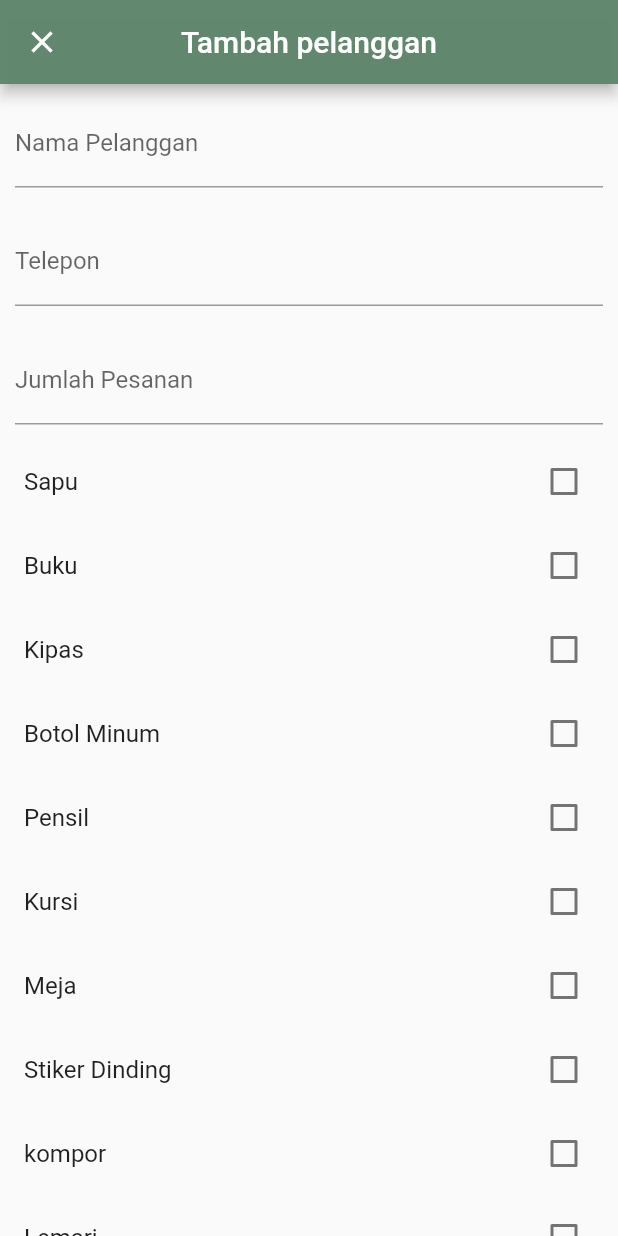
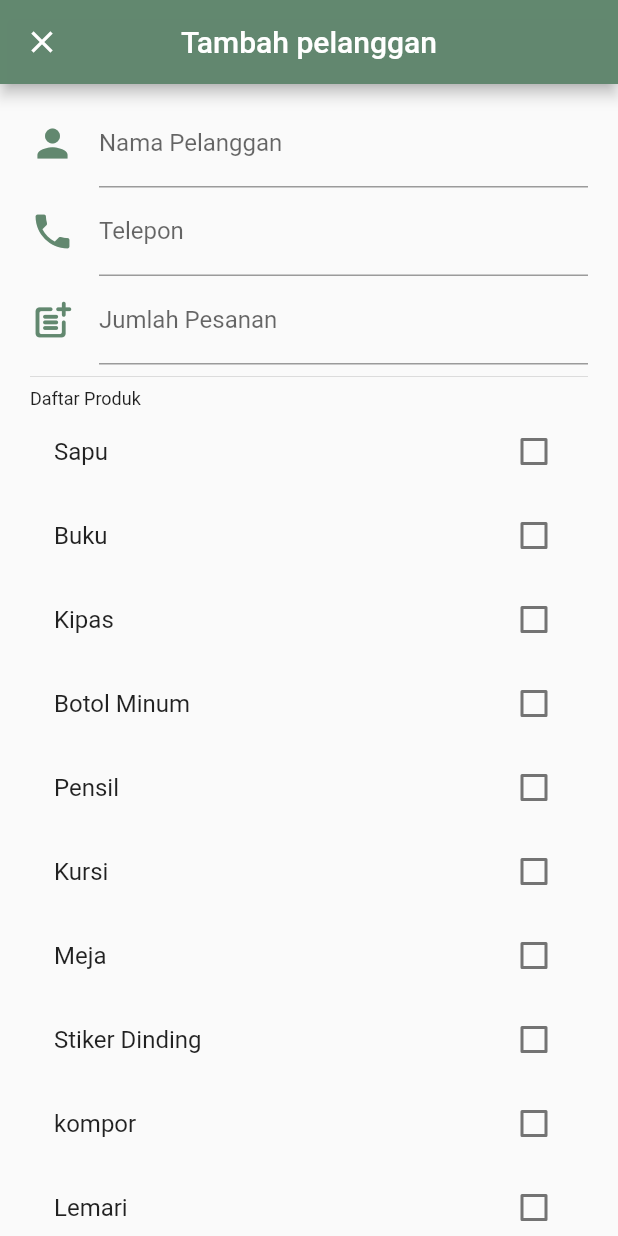
Before and after one commit to aadeeee/Proyek-mobile, a Flutter app: the MyCustomerList screen opened directly, after a tap on the "add" icon, on a phone screen of 412 x 824 dp. Run offline on Flutter 3.47's test engine with Material 2 defaults, Android fonts, the phone set to English and light mode, and no system bars; our stand-ins replace carousel_slider, google_fonts.

Commit message:
update FAB tambah pelanggan

```diff
--- a/lib/component/Pelanggan/Customer.dart
+++ b/lib/component/Pelanggan/Customer.dart
@@ -54,10 +54,13 @@ class _MyCustomerListState extends State<MyCustomerList> {
                     Padding(
                       padding: const EdgeInsets.all(8.0),
                       child: FilterChip(
-                        label: const Row(
+                        label: Row(
                           children: [
                             Text("Pembelian "),
-                            Icon(Icons.arrow_upward),
+                            Icon(
+                              Icons.arrow_upward,
+                              size: 20,
+                            ),
                           ],
                         ),
                         selected: prov.getCountOrder,
@@ -68,10 +71,13 @@ class _MyCustomerListState extends State<MyCustomerList> {
                       ),
                     ),
                     FilterChip(
-                      label: const Row(
+                      label: Row(
                         children: [
                           Text("Pembelian"),
-                          Icon(Icons.arrow_downward)
+                          Icon(
+                            Icons.arrow_downward,
+                            size: 20,
+                          )
                         ],
                       ),
                       selected: prov.getTopBuy,
@@ -90,7 +96,9 @@ class _MyCustomerListState extends State<MyCustomerList> {
                       Navigator.push(
                         context,
                         MaterialPageRoute(
-                          builder: (context) => MyDetailCustomer(customer: prov.getTopBuyers()[i],),
+                          builder: (context) => MyDetailCustomer(
+                            customer: prov.getTopBuyers()[i],
+                          ),
                         ),
                       );
                     },
@@ -119,7 +127,9 @@ class _MyCustomerListState extends State<MyCustomerList> {
                       Navigator.push(
                         context,
                         MaterialPageRoute(
-                          builder: (context) => MyDetailCustomer(customer: prov.getFrequentShoppers()[i],),
+                          builder: (context) => MyDetailCustomer(
+                            customer: prov.getFrequentShoppers()[i],
+                          ),
                         ),
                       );
                     },
@@ -156,9 +166,14 @@ class _MyCustomerListState extends State<MyCustomerList> {
                         ),
                       );
                     },
-                    leading: const CircleAvatar(
-                      backgroundColor: primaryColor,
-                      child: Icon(Icons.person),
+                    leading: Padding(
+                      padding: const EdgeInsets.only(bottom: 10.0),
+                      child: const CircleAvatar(
+                        backgroundColor: primaryColor,
+                        child: Icon(
+                          Icons.person,
+                        ),
+                      ),
                     ),
                     title:
                         Text("${prov.searchCustomers(searchText)[i]['name']}"),
--- a/lib/component/Pelanggan/detailCustomer.dart
+++ b/lib/component/Pelanggan/detailCustomer.dart
@@ -25,34 +25,39 @@ class _MyDetailCustomerState extends State<MyDetailCustomer> {
             crossAxisAlignment: CrossAxisAlignment.start,
             children: [
               Text(
-                'Nama Pelanggan: ${widget.customer['name']}',
-                style: const TextStyle(fontSize: 20),
-              ),
-              const SizedBox(height: 16),
-              Text(
-                'Jumlah Pesanan: ${widget.customer['order']}',
+                'Nama Pelanggan       : ${widget.customer['name']}',
                 style: const TextStyle(fontSize: 16),
               ),
               const SizedBox(height: 16),
               Text(
-                'Nomor Telepon: ${widget.customer['hp']}',
+                'Jumlah Pesanan        : ${widget.customer['order']}',
                 style: const TextStyle(fontSize: 16),
               ),
               const SizedBox(height: 16),
+              Text(
+                'Nomor Telepon           : ${widget.customer['hp']}',
+                style: const TextStyle(fontSize: 16),
+              ),
+              const SizedBox(height: 16),
+              Row(
+                crossAxisAlignment: CrossAxisAlignment.start,
+                children: [
                   const Text(
-                'Produk yang Dibeli:',
-                style: TextStyle(fontSize: 16),
+                    'Produk yang Dibeli     : ',
+                    style: TextStyle(fontSize: 16,height: 1.5),
                   ),
-              const SizedBox(height: 8),
+                  // const SizedBox(height: 8),
                   Column(
                     crossAxisAlignment: CrossAxisAlignment.start,
                     children: List.generate(
                       widget.customer['produk'].length,
                       (index) => Text(
-                    '- ${widget.customer['produk'][index]}',
-                    style: const TextStyle(fontSize: 16),
+                        ' - ${widget.customer['produk'][index]}',
+                        style: const TextStyle(fontSize: 16, height: 1.5),
                       ),
                     ),
+                  ),
+                ],
               ),
             ],
           ),
--- a/lib/component/Pelanggan/tambahPelanggan.dart
+++ b/lib/component/Pelanggan/tambahPelanggan.dart
@@ -45,45 +45,59 @@ class _AddCustomerDialogState extends State<AddCustomerDialog> {
           ),
         ),
         body: SingleChildScrollView(
+          padding: EdgeInsets.symmetric(horizontal: 20, vertical: 10),
           child: Column(
             children: [
-              Padding(
-                padding: const EdgeInsets.all(10.0),
-                child: TextField(
+              TextField(
                 controller: prov.nameController,
                 decoration: const InputDecoration(
+                  icon: Icon(Icons.person, color: primaryColor, size: 30),
                   labelText: 'Nama Pelanggan',
-
                 ),
               ),
-              ),
-              Padding(
-                padding: const EdgeInsets.all(10.0),
-                child: TextField(
+              TextField(
                 controller: prov.phoneController,
                 keyboardType: TextInputType.phone,
                 decoration: const InputDecoration(
+                  icon: Icon(Icons.phone, color: primaryColor, size: 30),
                   labelText: 'Telepon',
-
                 ),
               ),
-              ),
-              Padding(
-                padding: const EdgeInsets.all(10.0),
-                child: TextField(
+              TextField(
                 onChanged: _updateOrderQuantity,
                 keyboardType: TextInputType.number,
                 decoration: const InputDecoration(
+                  icon: Icon(
+                    Icons.post_add_rounded,
+                    color: primaryColor,
+                    size: 30,
+                  ),
                   labelText: 'Jumlah Pesanan',
                 ),
               ),
+              Divider(),
+              Row(
+                children: [
+                  Text(
+                    'Daftar Produk',
+                    style: TextStyle(
+                      fontSize: 12,
                     ),
+                  ),
+                ],
+              ),
+              SingleChildScrollView(
+
+                // controller: controller,
+                child: Column(
+                  children: [
                     ListView.builder(
                       shrinkWrap: true,
                       itemCount: prov.products.length,
                       itemBuilder: (context, index) {
                         final product = prov.products[index];
-                  final isProductSelected = _selectedProducts.contains(product);
+                        final isProductSelected =
+                            _selectedProducts.contains(product);
 
                         return CheckboxListTile(
                           activeColor: primaryColor,
@@ -101,16 +115,6 @@ class _AddCustomerDialogState extends State<AddCustomerDialog> {
                         );
                       },
                     ),
-              if (_selectedProducts.contains('Produk Lainnya'))
-                Padding(
-                  padding: const EdgeInsets.all(10.0),
-                  child: TextField(
-                    controller: _newProductController,
-                    decoration: const InputDecoration(
-                      labelText: 'Nama Produk Baru',
-                    ),
-                  ),
-                ),
                     CheckboxListTile(
                       activeColor: primaryColor,
                       title: const Text('Produk Lainnya'),
@@ -125,7 +129,23 @@ class _AddCustomerDialogState extends State<AddCustomerDialog> {
                         });
                       },
                     ),
-              ElevatedButton(
+                    if (_selectedProducts.contains('Produk Lainnya'))
+                      Padding(
+                        padding: const EdgeInsets.all(10.0),
+                        child: TextField(
+                          controller: _newProductController,
+                          decoration: const InputDecoration(
+                            labelText: 'Nama Produk Baru',
+                          ),
+                        ),
+                      ),
+                  ],
+                ),
+              ),
+              Padding(
+                padding: const EdgeInsets.symmetric(vertical: 20.0),
+                child: ElevatedButton(
+
                   onPressed: (_orderQuantity > 0 &&
                           prov.nameController.text.isNotEmpty &&
                           prov.phoneController.text.isNotEmpty &&
@@ -165,6 +185,7 @@ class _AddCustomerDialogState extends State<AddCustomerDialog> {
                     ),
                   ),
                 ),
+              ),
             ],
           ),
         ),
--- a/lib/component/Produk/detailsupply.dart
+++ b/lib/component/Produk/detailsupply.dart
@@ -39,7 +39,7 @@ class _ProdukPageState extends State<ProdukPage> {
       ),
       body: SingleChildScrollView(
         child: Column(
-          crossAxisAlignment: CrossAxisAlignment.start,
+          crossAxisAlignment: CrossAxisAlignment.center,
           children: <Widget>[
             const SizedBox(height: 10.0),
             Padding(
@@ -47,7 +47,7 @@ class _ProdukPageState extends State<ProdukPage> {
               child: Text(
                 data,
                 style:
-                    const TextStyle(fontSize: 15, fontWeight: FontWeight.bold),
+                    const TextStyle(fontSize: 25, fontWeight: FontWeight.bold, decoration: TextDecoration.underline),
               ),
             ),
             const SizedBox(height: 10.0),
@@ -67,8 +67,7 @@ class _ProdukPageState extends State<ProdukPage> {
                     vertical: 8.0,
                   ),
                   child: Card(
-                    elevation:
-                        2,
+                    elevation: 2,
                     shape: RoundedRectangleBorder(
                       borderRadius: BorderRadius.circular(20),
                     ),
@@ -78,17 +77,17 @@ class _ProdukPageState extends State<ProdukPage> {
                         crossAxisAlignment: CrossAxisAlignment.start,
                         children: [
                           Text(
-                            'Nama Produk: $namaProduk',
+                            'Nama Produk    : $namaProduk',
                             style: const TextStyle(fontWeight: FontWeight.bold),
                           ),
                           const SizedBox(height: 4.0),
-                          Text('Jumlah: $jumlahProduk'),
+                          Text('Jumlah               : $jumlahProduk'),
                           const SizedBox(height: 4.0),
                           Text(
-                              'Harga Satuan: Rp. ${rupiahFormat.format(hargaProduk)}'),
+                              'Harga Satuan    : Rp. ${rupiahFormat.format(hargaProduk)}'),
                           const SizedBox(height: 4.0),
                           Text(
-                              'Subtotal: Rp. ${rupiahFormat.format(subtotal)}'),
+                              'Subtotal              : Rp. ${rupiahFormat.format(subtotal)}'),
                         ],
                       ),
                     ),
--- a/lib/main.dart
+++ b/lib/main.dart
@@ -9,6 +9,7 @@ import 'package:mobile/Provider/transaksiProvider.dart';
 import 'package:mobile/component/Pelanggan/pelanggan.dart';
 import 'package:mobile/component/Produk/produkSupply.dart';
 import 'package:mobile/component/app.dart';
+import 'package:mobile/component/home.dart';
 import 'package:provider/provider.dart';
 import 'Provider/homeProvider.dart';
 import 'package:mobile/component/Account/login.dart';
@@ -39,7 +40,7 @@ class MyApp extends StatelessWidget {
       title: 'Inventory plus',
       debugShowCheckedModeBanner: false,
       theme: prov.getTheme(),
-      home: MyLogin(),
+      home: MyMain(),
     );
   }
 }
--- a/pubspec.yaml
+++ b/pubspec.yaml
@@ -99,6 +99,7 @@ flutter:
     - assets/images/otp.png
     - assets/images/kalender.png
     - assets/images/profile.jpg
+    - assets/images/listbarang.png
     # An image asset can refer to one or more resolution-specific "variants", see
     # https://flutter.dev/assets-and-images/#resolution-aware
     # For details regarding adding assets from package dependencies, see
```
Also changed, not shown: assets/images/listbarang.png (added). Lines whose indentation alone changed are shown as unchanged.
